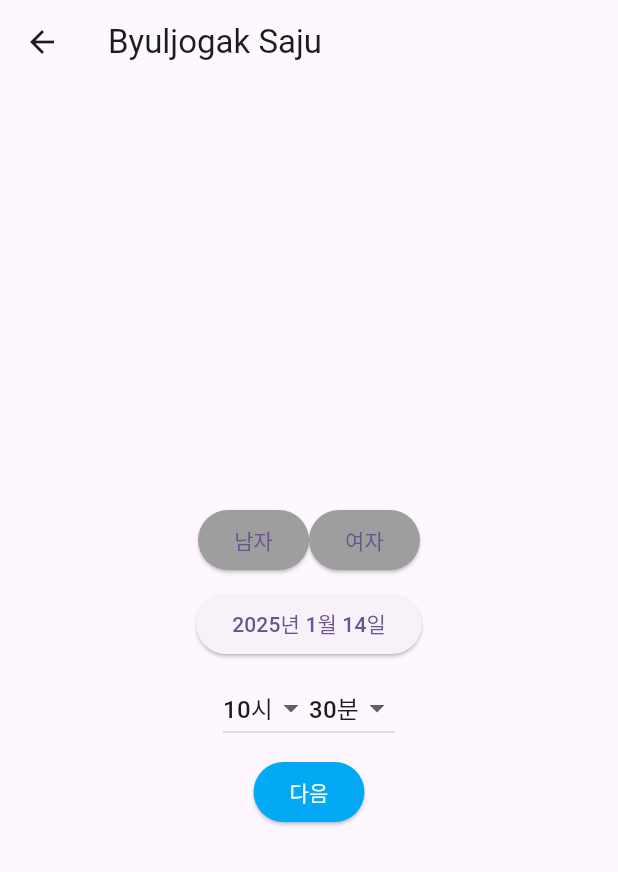
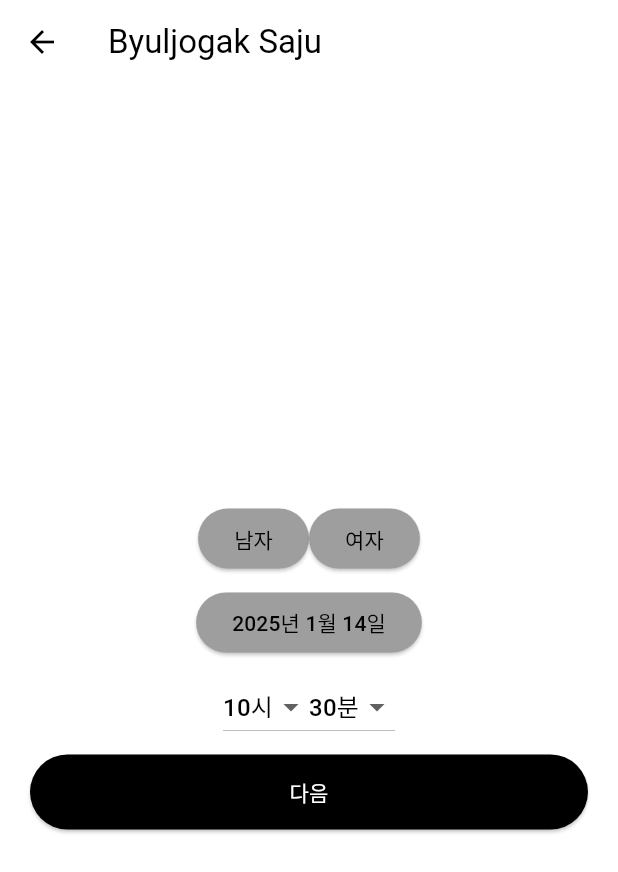
Before and after one commit to mandacode-com/traditional-saju-flutter, a Flutter app: the screen it shows after launch, after a tap on "오늘의 운세", on a phone screen of 412 x 824 dp. Shown: the top 872 px of the screen. Run offline on Flutter 3.47's test engine with Material 3 defaults, Android fonts, the phone set to English and light mode, and no system bars; our stand-ins replace equatable, flutter_bloc, formz.

Commit message:
feat: update navigation page button

```diff
--- a/lib/app.dart
+++ b/lib/app.dart
@@ -26,7 +26,20 @@ class _AppState extends State<App> {
       child: MaterialApp(
         title: 'Byuljogak Saju',
         theme: ThemeData(
-          colorScheme: ColorScheme.fromSeed(seedColor: Colors.deepPurple),
+          colorScheme: ColorScheme.light(
+            primary: Colors.black,
+            secondary: Colors.grey,
+          ),
+          elevatedButtonTheme: ElevatedButtonThemeData(
+            style: ElevatedButton.styleFrom(
+              backgroundColor: Colors.grey,
+              foregroundColor: Colors.black,
+            ),
+          ),
+          buttonTheme: ButtonThemeData(
+            buttonColor: Colors.lightBlue,
+            textTheme: ButtonTextTheme.normal,
+          ),
         ),
         home: const Home(title: 'Byuljogak Saju'),
       ),
--- a/lib/home.dart
+++ b/lib/home.dart
@@ -1,4 +1,5 @@
 import 'package:byul_mobile/new_year_saju/member_info/view/member_info_page.dart';
+import 'package:byul_mobile/widgets/page_navigation_button/page_navigation_button.dart';
 import 'package:flutter/material.dart';
 
 class Home extends StatelessWidget {
@@ -98,27 +99,16 @@ class MainPageNavigation extends StatelessWidget {
   Widget build(BuildContext context) {
     return Column(
       children: <Widget>[
-        ElevatedButton(
-          onPressed: () {
-            Navigator.push(
-              context,
-              MaterialPageRoute(builder: (context) => NewYearSajuMemberInfoPage()),
-            );
-          },
-          style: ElevatedButton.styleFrom(
-            backgroundColor: buttonBackgroundColor,
-            minimumSize: buttonMinimumSize,
-          ),
-          child: const Text('오늘의 운세'),
+        PageNavigationButton(
+          page: NewYearSajuMemberInfoPage(),
+          text: '오늘의 운세',
+          theme: ObscurePageNavigationButtonTheme(),
         ),
         const SizedBox(height: 20),
-        ElevatedButton(
-          onPressed: () {},
-          style: ElevatedButton.styleFrom(
-            backgroundColor: buttonBackgroundColor,
-            minimumSize: buttonMinimumSize,
-          ),
-          child: const Text('🐍 2025년 신년운세 🐍'),
+        PageNavigationButton(
+          page: NewYearSajuMemberInfoPage(),
+          text: '🐍 2025년 신년운세 🐍',
+          theme: ObscurePageNavigationButtonTheme(),
         ),
       ],
     );
--- a/lib/new_year_saju/member_info/view/member_info_form.dart
+++ b/lib/new_year_saju/member_info/view/member_info_form.dart
@@ -2,6 +2,9 @@ part of 'member_info_page.dart';
 
 class NewYearSajuMemberInfoForm extends StatelessWidget {
   const NewYearSajuMemberInfoForm({super.key});
+
+  static final EdgeInsets padding =
+      const EdgeInsets.symmetric(vertical: 120, horizontal: 20);
 
   @override
   Widget build(BuildContext context) {
@@ -9,6 +12,8 @@ class NewYearSajuMemberInfoForm extends StatelessWidget {
         listener: (context, state) {},
         child: Align(
           alignment: Alignment.center,
+          child: Padding(
+            padding: padding,
             child: Column(
               mainAxisSize: MainAxisSize.min,
               children: <Widget>[
@@ -32,19 +37,14 @@ class NewYearSajuMemberInfoForm extends StatelessWidget {
                 ),
                 const SizedBox(height: 8),
                 PageNavigationButton(
-              onPressed: () {
-                Navigator.push(
-                  context,
-                  MaterialPageRoute(
-                      builder: (context) => NewYearSajuQuestionPage()),
-                );
-              },
+                  page: NewYearSajuQuestionPage(),
+                  theme: DarkPageNavigationButtonTheme(),
                   text: "다음",
                 )
               ],
             ),
           ),
-    );
+        ));
   }
 }
 
@@ -57,12 +57,16 @@ class GenderSelectButton extends StatelessWidget {
   Widget build(BuildContext context) {
     return ElevatedButton(
       style: ElevatedButton.styleFrom(
+          foregroundColor: context.select((NewYearSajuMemberInfoBloc bloc) =>
+                      bloc.state.gender.value) ==
+                  genderType
+              ? Colors.white
+              : Colors.black,
           backgroundColor: context.select((NewYearSajuMemberInfoBloc bloc) =>
                       bloc.state.gender.value) ==
                   genderType
-            ? Colors.green
-            : Colors.grey,
-      ),
+              ? Colors.black
+              : Colors.grey),
       onPressed: () => context
           .read<NewYearSajuMemberInfoBloc>()
           .add(MemberInfoGenderChanged(genderType)),
--- a/lib/new_year_saju/member_info/view/member_info_page.dart
+++ b/lib/new_year_saju/member_info/view/member_info_page.dart
@@ -1,6 +1,6 @@
 import 'package:byul_mobile/new_year_saju/member_info/bloc/member_info_bloc.dart';
 import 'package:byul_mobile/new_year_saju/question/view/question_page.dart';
-import 'package:byul_mobile/widgets/page_navigation_button.dart';
+import 'package:byul_mobile/widgets/page_navigation_button/page_navigation_button.dart';
 import 'package:flutter/material.dart';
 import 'package:flutter_bloc/flutter_bloc.dart';
 import 'package:new_year_saju_repository/new_year_saju_repository.dart';
--- a/lib/new_year_saju/question/view/question_form.dart
+++ b/lib/new_year_saju/question/view/question_form.dart
@@ -13,13 +13,7 @@ class QuestionForm extends StatelessWidget {
             Text(
                 'value: ${context.select((NewYearSajuQuestionBloc bloc) => bloc.state.question.value)}'),
             PageNavigationButton(
-              onPressed: () {
-                Navigator.push(
-                  context,
-                  MaterialPageRoute(
-                      builder: (context) => NewYearSajuResultPage()),
-                );
-              },
+              page: NewYearSajuResultPage(),
               text: "다음",
             )
           ],
@@ -31,8 +25,9 @@ class _QuestionFormInput extends StatelessWidget {
   @override
   Widget build(BuildContext context) {
     return TextFormField(
-      onChanged: (value) =>
-          context.read<NewYearSajuQuestionBloc>().add(QuestionChanged(value)),
+      key: UniqueKey(),
+      initialValue: context
+          .select((NewYearSajuQuestionBloc bloc) => bloc.state.question.value),
     );
   }
 }
--- a/lib/new_year_saju/question/view/question_page.dart
+++ b/lib/new_year_saju/question/view/question_page.dart
@@ -1,7 +1,7 @@
 import 'package:byul_mobile/new_year_saju/question/bloc/question_bloc.dart';
 import 'package:byul_mobile/new_year_saju/question/bloc/question_state.dart';
 import 'package:byul_mobile/new_year_saju/result/view/result_page.dart';
-import 'package:byul_mobile/widgets/page_navigation_button.dart';
+import 'package:byul_mobile/widgets/page_navigation_button/page_navigation_button.dart';
 import 'package:flutter/material.dart';
 import 'package:flutter_bloc/flutter_bloc.dart';
 import 'package:new_year_saju_repository/new_year_saju_repository.dart';
--- a/lib/widgets/page_navigation_button.dart
+++ /dev/null
@@ -1,18 +0,0 @@
-import 'package:flutter/material.dart';
-
-class PageNavigationButton extends StatelessWidget {
-  const PageNavigationButton({super.key, this.onPressed, required this.text});
-
-  final VoidCallback? onPressed;
-  final String text;
-
-  @override
-  Widget build(BuildContext context) {
-    return ElevatedButton(
-        style: ElevatedButton.styleFrom(
-          backgroundColor: Colors.lightBlue,
-        ),
-        onPressed: onPressed,
-        child: Text(style: TextStyle(color: Colors.white), text));
-  }
-}
--- /dev/null
+++ b/lib/widgets/page_navigation_button/page_navigation_button.dart
@@ -0,0 +1,35 @@
+import 'package:flutter/material.dart';
+
+part 'theme.dart';
+
+class PageNavigationButton extends StatelessWidget {
+  const PageNavigationButton({
+    super.key,
+    required this.page,
+    this.theme = const LightPageNavigationButtonTheme(),
+    required this.text,
+  });
+
+  final Size buttonMinimumSize = const Size(double.infinity, 50);
+
+  final StatelessWidget page;
+  final PageNavigationButtonTheme theme;
+  final String text;
+
+  @override
+  Widget build(BuildContext context) {
+    return ElevatedButton(
+        style: ElevatedButton.styleFrom(
+          backgroundColor: theme.backgroundColor,
+          foregroundColor: theme.textColor,
+          minimumSize: buttonMinimumSize,
+        ),
+        onPressed: () {
+          Navigator.push(
+            context,
+            MaterialPageRoute(builder: (context) => page),
+          );
+        },
+        child: Text(text));
+  }
+}
--- /dev/null
+++ b/lib/widgets/page_navigation_button/theme.dart
@@ -0,0 +1,35 @@
+part of 'page_navigation_button.dart';
+
+class PageNavigationButtonTheme {
+  const PageNavigationButtonTheme();
+
+  Color get backgroundColor => Colors.grey;
+  Color get textColor => Colors.black;
+}
+
+class LightPageNavigationButtonTheme extends PageNavigationButtonTheme {
+  const LightPageNavigationButtonTheme();
+
+  @override
+  Color get backgroundColor => Colors.white;
+  @override
+  Color get textColor => Colors.black;
+}
+
+class DarkPageNavigationButtonTheme extends PageNavigationButtonTheme {
+  const DarkPageNavigationButtonTheme();
+
+  @override
+  Color get backgroundColor => Colors.black;
+  @override
+  Color get textColor => Colors.white;
+}
+
+class ObscurePageNavigationButtonTheme extends PageNavigationButtonTheme {
+  const ObscurePageNavigationButtonTheme();
+
+  @override
+  Color get textColor => Colors.black;
+  @override
+  Color get backgroundColor => const Color.fromRGBO(255, 255, 255, 0.8);
+}
--- a/packages/saju_repository/lib/repositories/new_year_saju_repository.dart
+++ b/packages/saju_repository/lib/src/repositories/new_year_saju_repository.dart
@@ -1,3 +1,5 @@
+/// New Year Saju Repository
 class NewYearSajuRepository {
+  /// Initiate saju repository
   const NewYearSajuRepository();
 }
```
Lines whose indentation alone changed are shown as unchanged.
